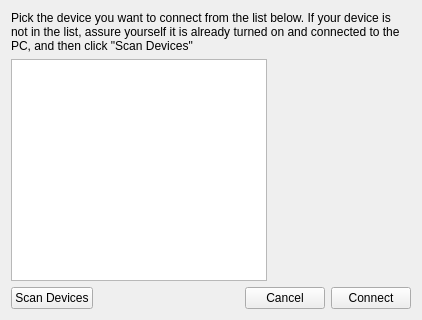
The window that src/connectdialog.ui (drf/devicesync) describes before a commit, drawn with Qt 5.
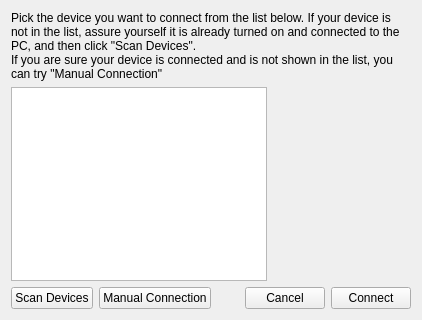
The same window after the commit. Custom widgets are drawn as their Qt base class.

Commit message: New dialog for forced connection

```diff
--- a/src/connectdialog.ui
+++ b/src/connectdialog.ui
@@ -15,9 +15,10 @@
   </property>
   <layout class="QVBoxLayout" name="verticalLayout">
    <item>
-    <widget class="QLabel" name="label">
-     <property name="text">
-      <string>Pick the device you want to connect from the list below. If your device is not in the list, assure yourself it is already turned on and connected to the PC, and then click &quot;Scan Devices&quot;</string>
+    <widget class="QLabel" name="label" >
+     <property name="text" >
+      <string>Pick the device you want to connect from the list below. If your device is not in the list, assure yourself it is already turned on and connected to the PC, and then click "Scan Devices".
+If you are sure your device is connected and is not shown in the list, you can try "Manual Connection"</string>
      </property>
      <property name="scaledContents">
       <bool>true</bool>
@@ -57,8 +58,15 @@
       </widget>
      </item>
      <item>
-      <spacer name="horizontalSpacer_2">
-       <property name="orientation">
+      <widget class="KPushButton" name="manualButton" >
+       <property name="text" >
+        <string>Manual Connection</string>
+       </property>
+      </widget>
+     </item>
+     <item>
+      <spacer name="horizontalSpacer_2" >
+       <property name="orientation" >
         <enum>Qt::Horizontal</enum>
        </property>
        <property name="sizeHint" stdset="0">
```
Left out of the diff: 45 changed lines with no effect on the pictures. The commit also changes 2 other files.
